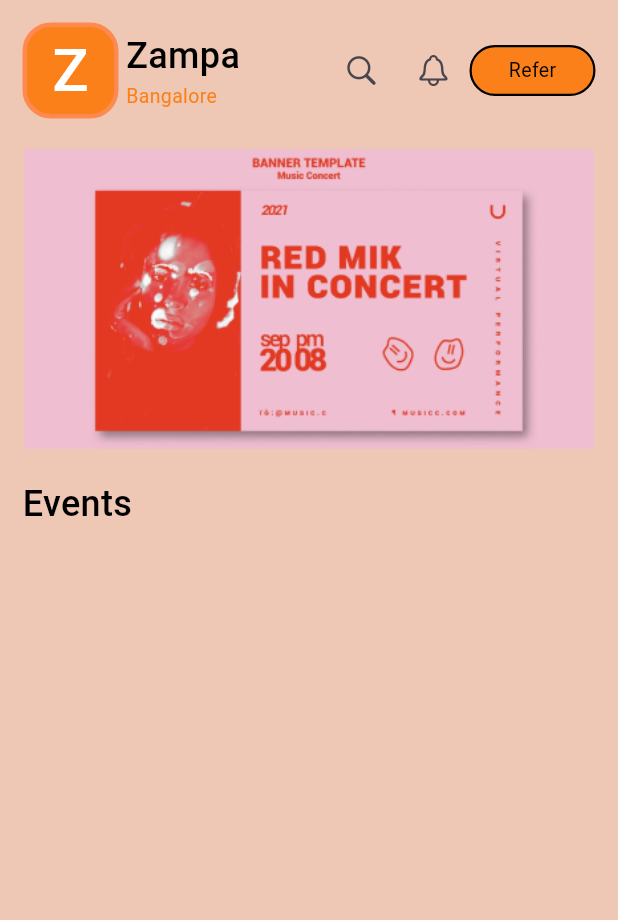
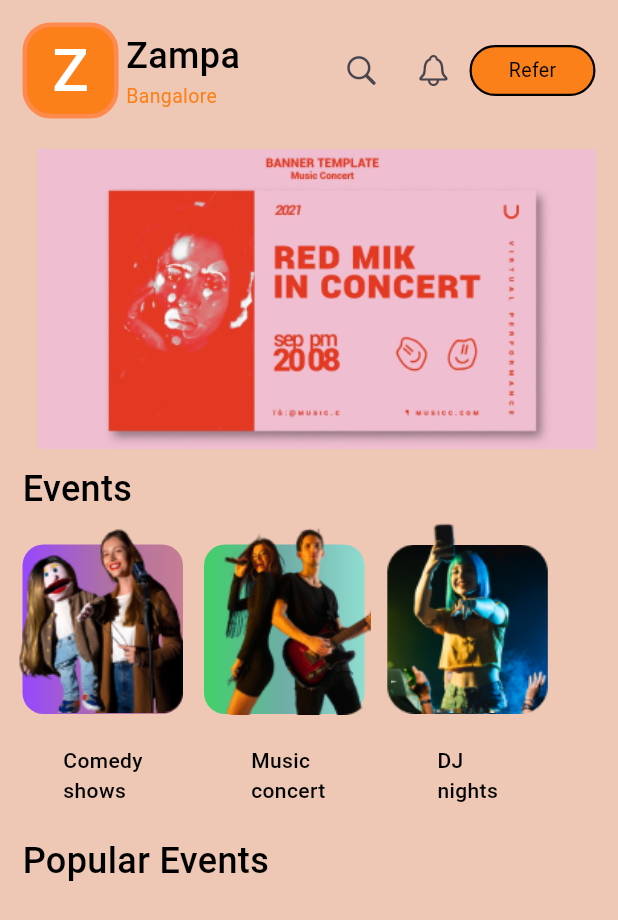
Before and after one commit to Sahi552/BookMyTicket, a Flutter app: the screen it shows after launch, on a phone screen of 412 x 824 dp. Shown: the top 920 px of the screen. Run offline on Flutter 3.47's test engine with Material 3 defaults, Android fonts, the phone set to English and light mode, and no system bars.

Commit message:
fourth commit

```diff
--- a/lib/utils/assest.dart
+++ b/lib/utils/assest.dart
@@ -4,4 +4,8 @@ class Assest {
   static String image1 = "$home/image.png";
   static String image2 = "$home/image2.png";
   static String image3 = "$home/image3.png";
+  static String event1 = "$home/event1.png";
+  static String event2 = "$home/event2.png";
+  static String event3_1 = "$home/event3.1.png";
+  static String event3_2 = "$home/event3.2.png";
 }
--- a/lib/utils/theme.dart
+++ b/lib/utils/theme.dart
@@ -27,4 +27,10 @@ class AppTheme {
     color: footerColor,
     fontWeight: FontWeight.w400,
   );
+
+  static TextStyle eventText = TextStyle(
+    fontSize: 14,
+    color: headingColor,
+    fontWeight: FontWeight.w500,
+  );
 }
--- a/lib/view/pages/home_screen.dart
+++ b/lib/view/pages/home_screen.dart
@@ -1,7 +1,7 @@
-import 'package:bookmyticket/utils/assest.dart';
 import 'package:bookmyticket/utils/theme.dart';
 import 'package:bookmyticket/view/widgets/appbar.dart';
-import 'package:flutter/cupertino.dart';
+import 'package:bookmyticket/view/widgets/event.dart';
+import 'package:bookmyticket/view/widgets/template.dart';
 import 'package:flutter/material.dart';
 
 class HomeScreen extends StatefulWidget {
@@ -25,20 +25,17 @@ class _HomeScreenState extends State<HomeScreen> {
             SizedBox(
               height: 20,
             ),
-            Container(
-              height: 200,
-              width: double.infinity,
-              decoration: BoxDecoration(
-                image: DecorationImage(
-                  image: AssetImage(Assest.image1),
-                ),
-              ),
-            ),
-            SizedBox(
-              height: 20,
-            ),
+            Template(),
+            SizedBox(height: 10),
             Text(
               "Events",
+              style: AppTheme.heading,
+            ),
+            SizedBox(height: 20),
+            Event(),
+            SizedBox(height: 20),
+            Text(
+              "Popular Events",
               style: AppTheme.heading,
             )
           ],
--- /dev/null
+++ b/lib/view/widgets/event.dart
@@ -0,0 +1,109 @@
+// ignore_for_file: public_member_api_docs, sort_constructors_first
+import 'package:flutter/material.dart';
+
+import 'package:bookmyticket/utils/assest.dart';
+import 'package:bookmyticket/utils/theme.dart';
+
+class Event extends StatelessWidget {
+  const Event({super.key});
+
+  @override
+  Widget build(BuildContext context) {
+    return SingleChildScrollView(
+      scrollDirection: Axis.horizontal,
+      child: Row(
+        spacing: 10,
+        children: [
+          Events(
+            eventImage: Assest.event1,
+            eventText: "Comedy \nshows",
+            gratient1: Color(0xff9747FF),
+            gratient2: Color(0xffAD6FA6),
+            gratient3: Color(0xffC67D93),
+            offset: Offset(-5, -23),
+          ),
+          Events(
+            eventImage: Assest.event2,
+            eventText: "Music \nconcert",
+            gratient1: Color(0xff40D169),
+            gratient2: Color(0xff6FADA7),
+            gratient3: Color(0xff8FDDD0),
+            offset: Offset(3, -16),
+          ),
+          Events(
+            eventImage: Assest.event3_2,
+            eventText: "DJ \nnights",
+            gratient1: Color(0xff9747FF),
+            gratient2: Color(0xffAD6FA6),
+            gratient3: Color(0xffC67D93),
+            offset: Offset(3, -23),
+            eventoptional: true,
+            optional: Assest.event3_1,
+          ),
+        ],
+      ),
+    );
+  }
+}
+
+class Events extends StatelessWidget {
+  final Color gratient1;
+  final Color gratient2;
+  final Color gratient3;
+  final String eventImage;
+  final String eventText;
+  final Offset offset;
+  final bool? eventoptional;
+  final String optional;
+  const Events(
+      {required this.gratient1,
+      required this.gratient2,
+      required this.gratient3,
+      required this.eventImage,
+      required this.eventText,
+      super.key,
+      required this.offset,
+      this.optional = "",
+      this.eventoptional = false});
+
+  @override
+  Widget build(BuildContext context) {
+    return Column(
+      children: [
+        Stack(
+          fit: StackFit.loose,
+          children: [
+            Container(
+              height: 113,
+              width: 107,
+              decoration: BoxDecoration(
+                  borderRadius: BorderRadius.circular(14),
+                  image: eventoptional == false
+                      ? null
+                      : DecorationImage(image: AssetImage(optional)),
+                  gradient: eventoptional == false
+                      ? LinearGradient(
+                          colors: [gratient1, gratient2, gratient3])
+                      : null),
+            ),
+            Positioned(
+              child: Transform.translate(
+                offset: offset,
+                child: Transform.scale(
+                    scale: 1.02,
+                    child: Image.asset(
+                      eventImage,
+                      height: 134,
+                    )),
+              ),
+            ),
+          ],
+        ),
+        Text(
+          eventText,
+          style: AppTheme.eventText,
+        )
+      ],
+    );
+  }
+}
--- /dev/null
+++ b/lib/view/widgets/template.dart
@@ -0,0 +1,44 @@
+import 'package:bookmyticket/utils/assest.dart';
+import 'package:flutter/material.dart';
+
+class Template extends StatelessWidget {
+  const Template({super.key});
+
+  @override
+  Widget build(BuildContext context) {
+    return SingleChildScrollView(
+      scrollDirection: Axis.horizontal,
+      child: Row(
+        children: [
+          Container(
+            height: 200,
+            width: 400,
+            decoration: BoxDecoration(
+              image: DecorationImage(
+                image: AssetImage(Assest.image1),
+              ),
+            ),
+          ),
+          Container(
+            height: 200,
+            width: 400,
+            decoration: BoxDecoration(
+              image: DecorationImage(
+                image: AssetImage(Assest.image2),
+              ),
+            ),
+          ),
+          Container(
+            height: 200,
+            width: 400,
+            decoration: BoxDecoration(
+              image: DecorationImage(
+                image: AssetImage(Assest.image3),
+              ),
+            ),
+          ),
+        ],
+      ),
+    );
+  }
+}
```
